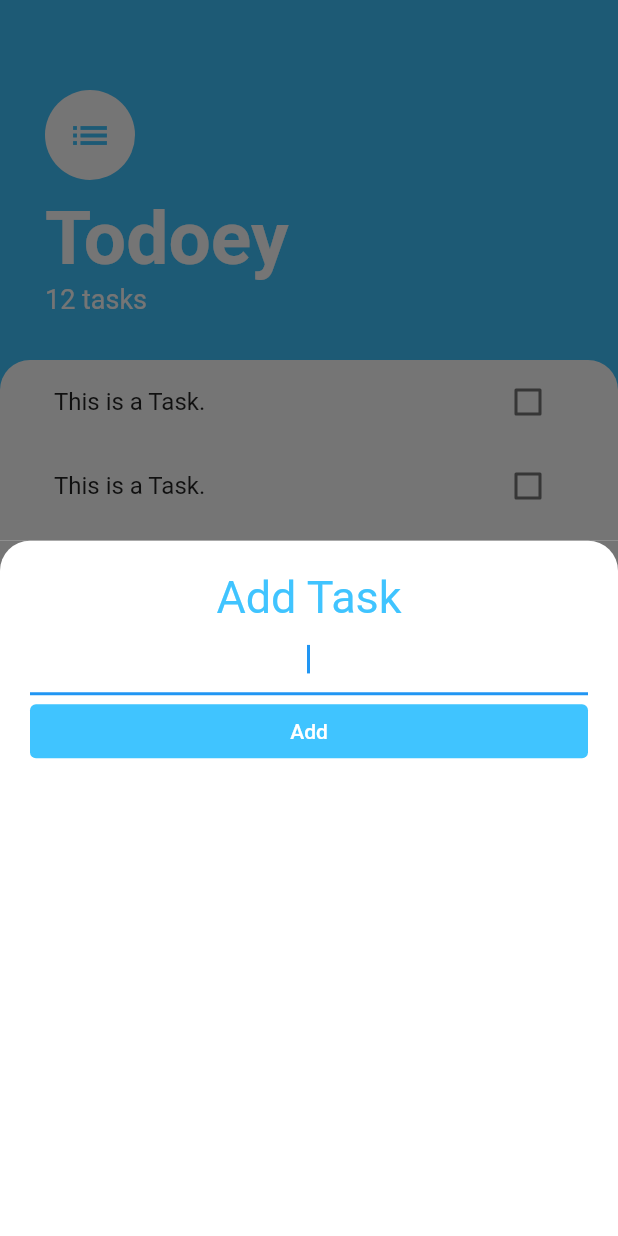
After one commit to LDYWINNER/todoey_flutter, a Flutter app: the screen it shows after launch, after a tap on the "add" icon, on a phone screen of 412 x 824 dp. The commit adds this screen. Run offline on Flutter 3.47's test engine with Material 2 defaults, Android fonts, the phone set to English and light mode, and no system bars.

Commit message:
todoey add task screen layout

```diff
--- /dev/null
+++ b/lib/screens/add_task_screen.dart
@@ -0,0 +1,53 @@
+import 'package:flutter/material.dart';
+
+class AddTaskScreen extends StatelessWidget {
+  const AddTaskScreen({Key? key}) : super(key: key);
+
+  @override
+  Widget build(BuildContext context) {
+    return Container(
+      color: const Color(0xff757575),
+      child: Container(
+        padding: const EdgeInsets.all(20.0),
+        decoration: const BoxDecoration(
+          color: Colors.white,
+          borderRadius: BorderRadius.only(
+            topLeft: Radius.circular(20.0),
+            topRight: Radius.circular(20.0),
+          ),
+        ),
+        child: Column(
+          crossAxisAlignment: CrossAxisAlignment.stretch,
+          children: [
+            const Text(
+              'Add Task',
+              textAlign: TextAlign.center,
+              style: TextStyle(
+                fontSize: 30.0,
+                color: Colors.lightBlueAccent,
+              ),
+            ),
+            const TextField(
+              autofocus: true,
+              textAlign: TextAlign.center,
+            ),
+            TextButton(
+              onPressed: () {
+                print('hi');
+              },
+              style: TextButton.styleFrom(
+                backgroundColor: Colors.lightBlueAccent,
+              ),
+              child: const Text(
+                'Add',
+                style: TextStyle(
+                  color: Colors.white,
+                ),
+              ),
+            ),
+          ],
+        ),
+      ),
+    );
+  }
+}
--- a/lib/screens/tasks_screen.dart
+++ b/lib/screens/tasks_screen.dart
@@ -1,17 +1,21 @@
 import 'package:flutter/material.dart';
 import 'package:todoey_flutter/widgets/tasks_list.dart';
+import 'package:todoey_flutter/screens/add_task_screen.dart';
 
 class TasksScreen extends StatelessWidget {
-  const TasksScreen({Key? key}) : super(key: key);
-
   @override
   Widget build(BuildContext context) {
     return Scaffold(
       backgroundColor: Colors.lightBlueAccent,
-      floatingActionButton: const FloatingActionButton(
+      floatingActionButton: FloatingActionButton(
         backgroundColor: Colors.lightBlueAccent,
-        onPressed: null,
-        child: Icon(Icons.add),
+        onPressed: () {
+          showModalBottomSheet(
+            context: context,
+            builder: (context) => const AddTaskScreen(),
+          );
+        },
+        child: const Icon(Icons.add),
       ),
       body: Column(
         crossAxisAlignment: CrossAxisAlignment.start,
```
